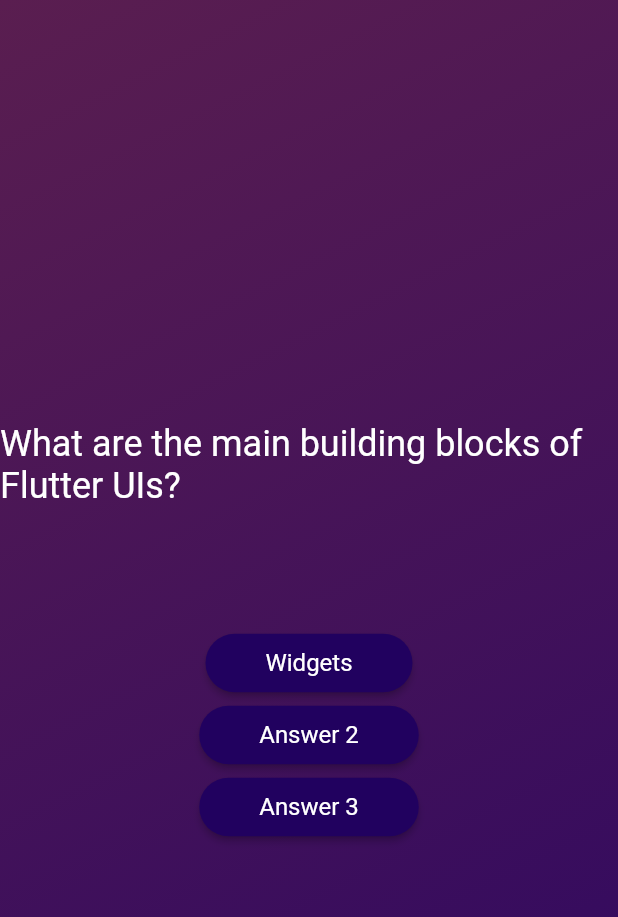
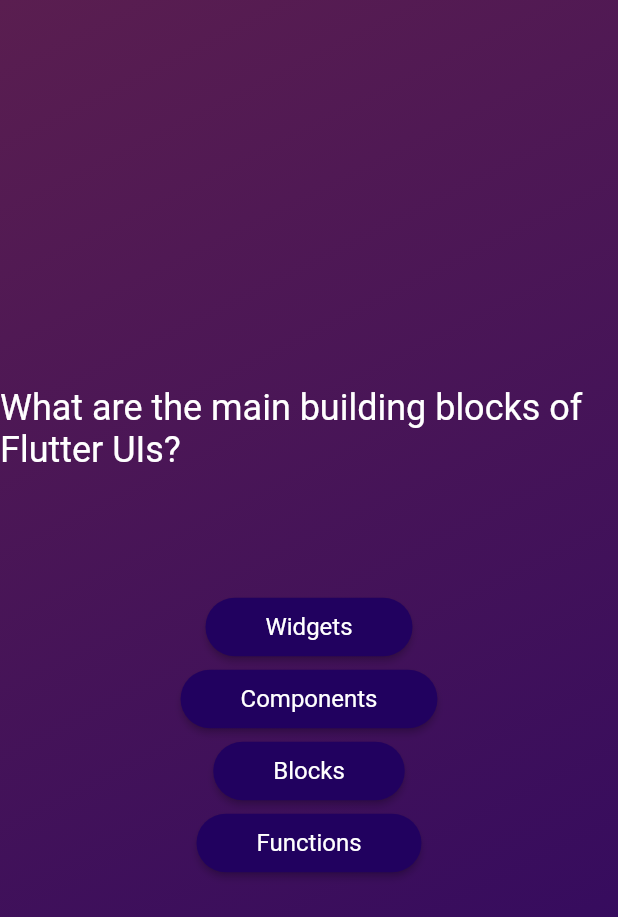
Before and after one commit to arunanksharan/flutter_projects, a Flutter app: the screen it shows after launch, after a tap on "Start Quiz", on a phone screen of 412 x 824 dp. Shown: the top 917 px of the screen. Run offline on Flutter 3.47's test engine with Material 2 defaults, Android fonts, the light colour scheme and no system bars.

Commit message:
Applied .map and spread operator to dynamically generate Answer Buttons from list of questions

```diff
--- a/second_quiz/lib/questions_screen.dart
+++ b/second_quiz/lib/questions_screen.dart
@@ -28,9 +28,12 @@
             ),
           ),
           const SizedBox(height: 80),
-          AnswerButton(onTap: () {}, answerText: currentQuestion.answers[0]),
-          AnswerButton(onTap: () {}, answerText: 'Answer 2'),
-          AnswerButton(onTap: () {}, answerText: 'Answer 3')
+          ...currentQuestion.answers.map((answer) {
+            return AnswerButton(
+              onTap: () {},
+              answerText: answer,
+            );
+          }),
         ],
       ),
     );
```
